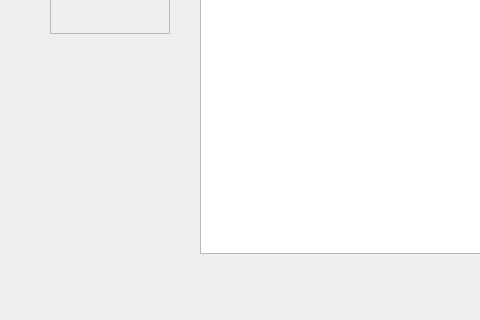
Before: the Qt Designer form Qt_client/mainwindow.ui in elekmad/TagFolders, drawn with Qt 5; both pictures show x 0 to 480 and y 84 to 404 of the 733 by 404 pixel window.
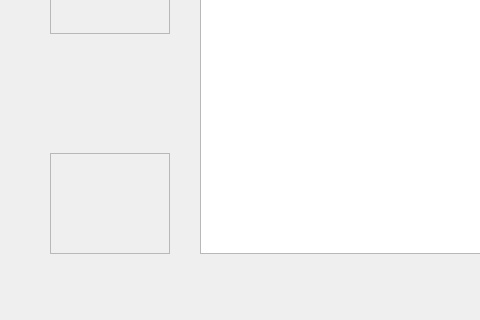
After: the same form once the commit is applied.

Commit message: * Tags splittés en include et exclude dans l'interface * Début de la fenetre de demande de nouveau nom de tags.

Diff of the .ui file:
```diff
--- a/Qt_client/mainwindow.ui
+++ b/Qt_client/mainwindow.ui
@@ -53,6 +53,32 @@
      </property>
     </widget>
    </widget>
+   <widget class="QScrollArea" name="ExcludeTagsList">
+    <property name="geometry">
+     <rect>
+      <x>50</x>
+      <y>220</y>
+      <width>120</width>
+      <height>101</height>
+     </rect>
+    </property>
+    <property name="contextMenuPolicy">
+     <enum>Qt::CustomContextMenu</enum>
+    </property>
+    <property name="widgetResizable">
+     <bool>true</bool>
+    </property>
+    <widget class="QWidget" name="scrollAreaWidgetContents_2">
+     <property name="geometry">
+      <rect>
+       <x>0</x>
+       <y>0</y>
+       <width>118</width>
+       <height>99</height>
+      </rect>
+     </property>
+    </widget>
+   </widget>
   </widget>
   <widget class="QMenuBar" name="menuBar">
    <property name="geometry">
```
Left out of the diff: 5 changed lines with no effect on the pictures. The commit also changes 3 other files.
